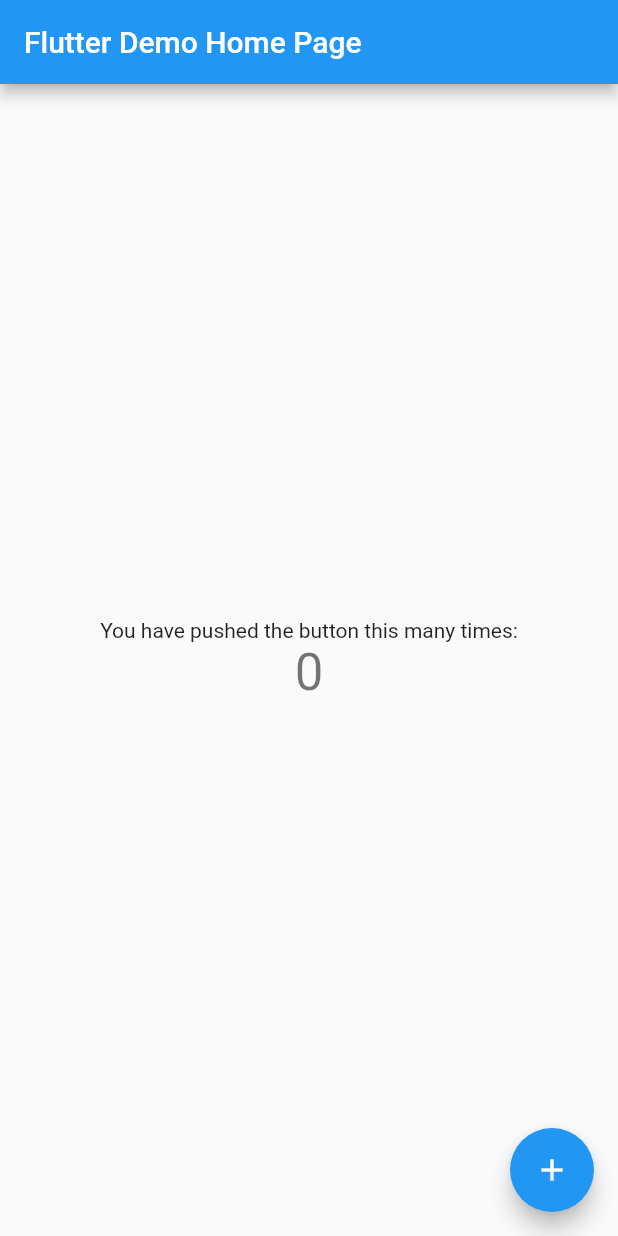
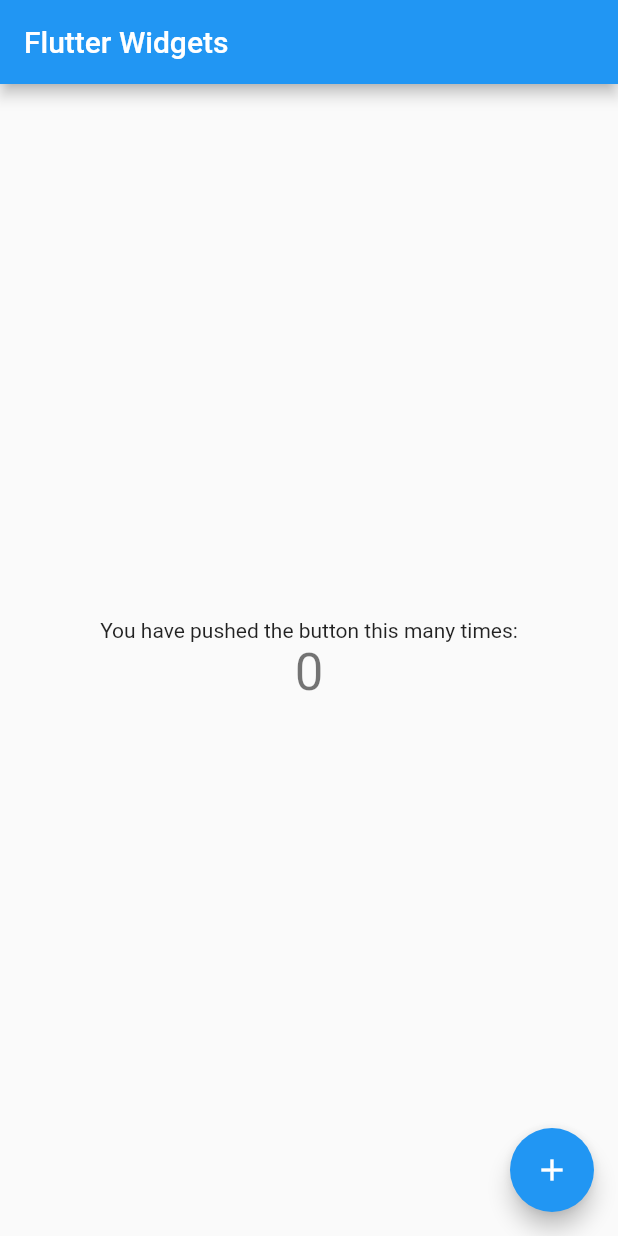
Before and after one commit to KA-32/Flutter-Widgets, a Flutter app: the screen it shows after launch, on a phone screen of 412 x 824 dp. Run offline on Flutter 3.47's test engine with Material 2 defaults, Android fonts, the phone set to English and light mode, and no system bars.

Commit message:
changed title text to "Flutter Widgets"

```diff
--- a/lib/main.dart
+++ b/lib/main.dart
@@ -7,7 +7,7 @@ class MyApp extends StatelessWidget {
   @override
   Widget build(BuildContext context) {
     return MaterialApp(
-      title: 'Flutter Demo',
+      title: 'Flutter Widgets',
       theme: ThemeData(
         // This is the theme of your application.
         //
@@ -20,7 +20,7 @@ class MyApp extends StatelessWidget {
         // is not restarted.
         primarySwatch: Colors.blue,
       ),
-      home: MyHomePage(title: 'Flutter Demo Home Page'),
+      home: MyHomePage(title: 'Flutter Widgets'),
     );
   }
 }
```
